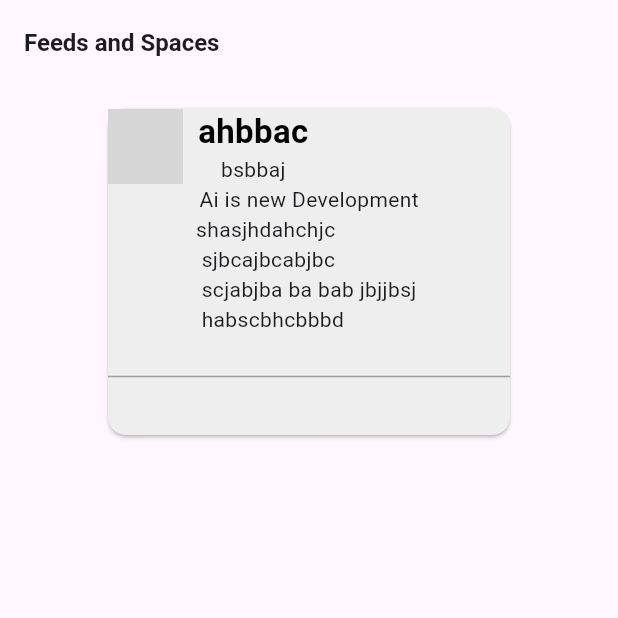
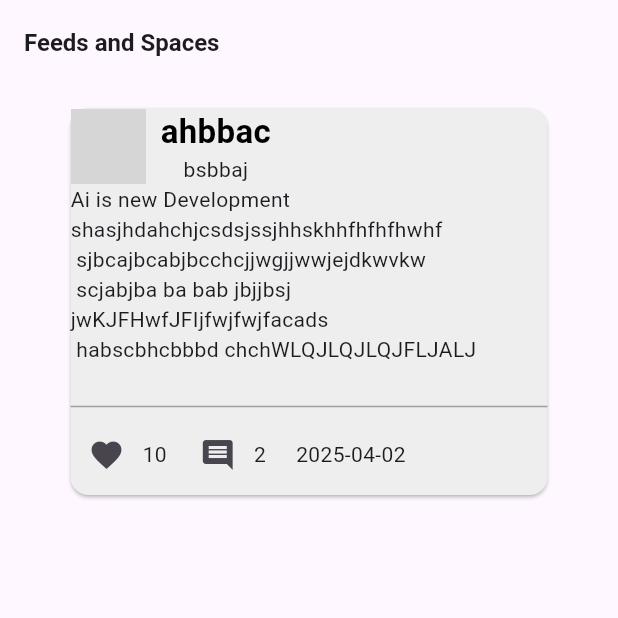
Before and after one commit to Durgesh9M/feed-spaces, a Flutter app: the screen it shows after launch, on a phone screen of 412 x 824 dp, the top half of it. Run offline on Flutter 3.47's test engine with Material 3 defaults, Android fonts, the phone set to English and light mode, and no system bars; our stand-ins replace bloc; grey boxes are pictures that could not be loaded.

Commit message:
UPDATES POST CARD WIDGET

```diff
--- a/lib/features/feed_spaces/ui/feeds_page.dart
+++ b/lib/features/feed_spaces/ui/feeds_page.dart
@@ -21,8 +21,8 @@ class _FeedsPageState extends State<FeedsPage> {
         child: Column(
           children: [
             PostCard(
-              height: 250,
-              width: 300,
+              height: 290,
+              width: 350,
               imageUrl: AssetImage("assets/images/cat.jpg"),
               radius: 25,
               author: "ahbbac",
@@ -31,9 +31,14 @@ class _FeedsPageState extends State<FeedsPage> {
                 fontSize: 20.0,
               ),
               title: "Ai is new Development",
-              content: "shasjhdahchjc\n sjbcajbcabjbc \n scjabjba ba bab jbjjbsj \n habscbhcbbbd \n",
+              content: "shasjhdahchjcsdsjssjhhskhhfhfhfhwhf\n sjbcajbcabjbcchcjjwgjjwwjejdkwvkw \n scjabjba ba bab jbjjbsj jwKJFHwfJFIjfwjfwjfacads\n habscbhcbbbd chchWLQJLQJLQJFLJALJ\n",
               IconButton: IconButton(onPressed: (){},
                   icon: Icon(Icons.favorite)),
+              likesCount: 10,
+              IconButton2: IconButton(onPressed: (){},
+                  icon: Icon(Icons.comment)),
+              commentCount: 2,
+              date: DateTime.now(),
             )
 
           ],
--- a/lib/features/feed_spaces/widgets/post_card.dart
+++ b/lib/features/feed_spaces/widgets/post_card.dart
@@ -11,6 +11,7 @@ class PostCard extends StatelessWidget {
   final ImageProvider? imageUrl;
   final DateTime? date;
   final Widget? IconButton;
+  final Widget? IconButton2;
   final Widget? Icon;
   final Widget? child;
   final double? height;
@@ -37,19 +38,22 @@ class PostCard extends StatelessWidget {
         this.titleStyle,
         this.subTitleStyle,
         this.contentStyle,
-        this.author});
+        this.author,
+        this.IconButton2});
 
   @override
 
   Widget build(BuildContext context) {
     return Center(
       child: Container(
+        // padding: EdgeInsets.all(16.0),
         height: height,
         width: width,
         child: Card(
           margin: EdgeInsets.all(16.0),
           color: Colors.grey[200],
           child: Column(
+            crossAxisAlignment: CrossAxisAlignment.start,
             children: [
               Row(
                 children: [
@@ -72,22 +76,22 @@ class PostCard extends StatelessWidget {
               ),
               Text(title ?? "kkncnkckcd",),
               Text(content ?? "xkxnak",
-              textAlign: TextAlign.start,),
+              textAlign: TextAlign.left,),
               Divider(
                 thickness: 1.0,
                 color: Colors.grey,
               ),
-          //     Row(
-          //       children: [
-          //         IconButton!,
-          //         Text(likesCount.toString()),
-          //         SizedBox(width: 10.0,),
-          //         IconButton!,
-          //         Text(likesCount.toString()),
-          //         SizedBox(width: 20.0,),
-          //         Text(date!.timeZoneName),
-          //   ],
-          // ),
+              Row(
+                children: [
+                  IconButton!,
+                  Text(likesCount.toString()),
+                  SizedBox(width: 10.0,),
+                  IconButton2!,
+                  Text(commentCount.toString()),
+                  SizedBox(width: 20.0,),
+                  Text(date!.toString().substring(0,10)),
+            ],
+          ),
         ]
         ),
       ),
```
